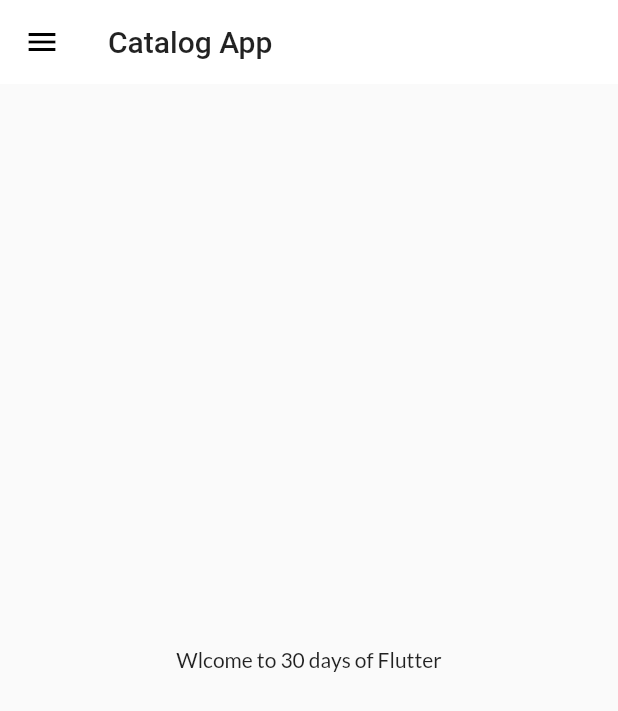
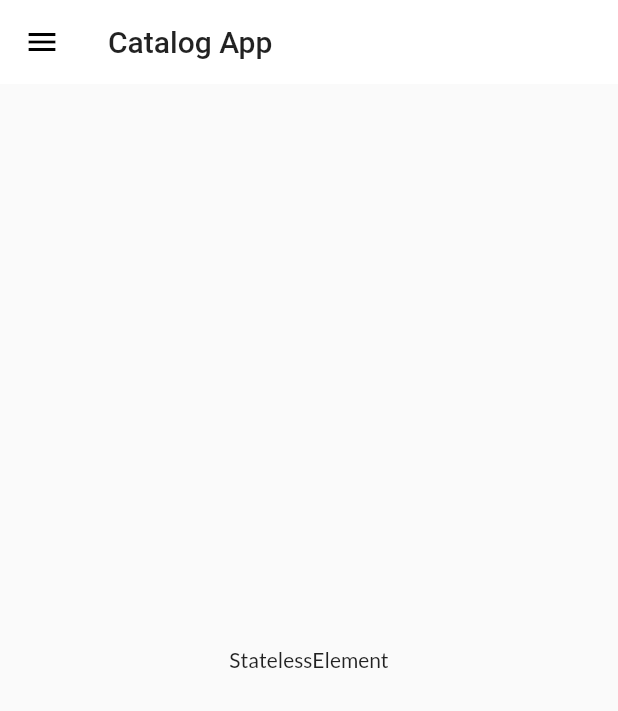
Before and after one commit to LAKSHITSINGH0228/Flutter, a Flutter app: the screen it shows after launch, on a phone screen of 412 x 824 dp. Shown: the top 711 px of the screen. Run offline on Flutter 3.47's test engine with Material 2 defaults, Android fonts, the phone set to English and light mode, and no system bars; our stand-ins replace google_fonts.

Commit message:
Day 10 completed

```diff
--- a/lib/pages/home_page.dart
+++ b/lib/pages/home_page.dart
@@ -14,7 +14,7 @@ class  HomePage extends StatelessWidget {
       ),
         body: Center(
           child: Container(
-            child: Text("Wlcome to $days days of $name"),
+            child: Text(context.runtimeType.toString()),
           ),
         ),
         drawer: MyDrawer(),
```
